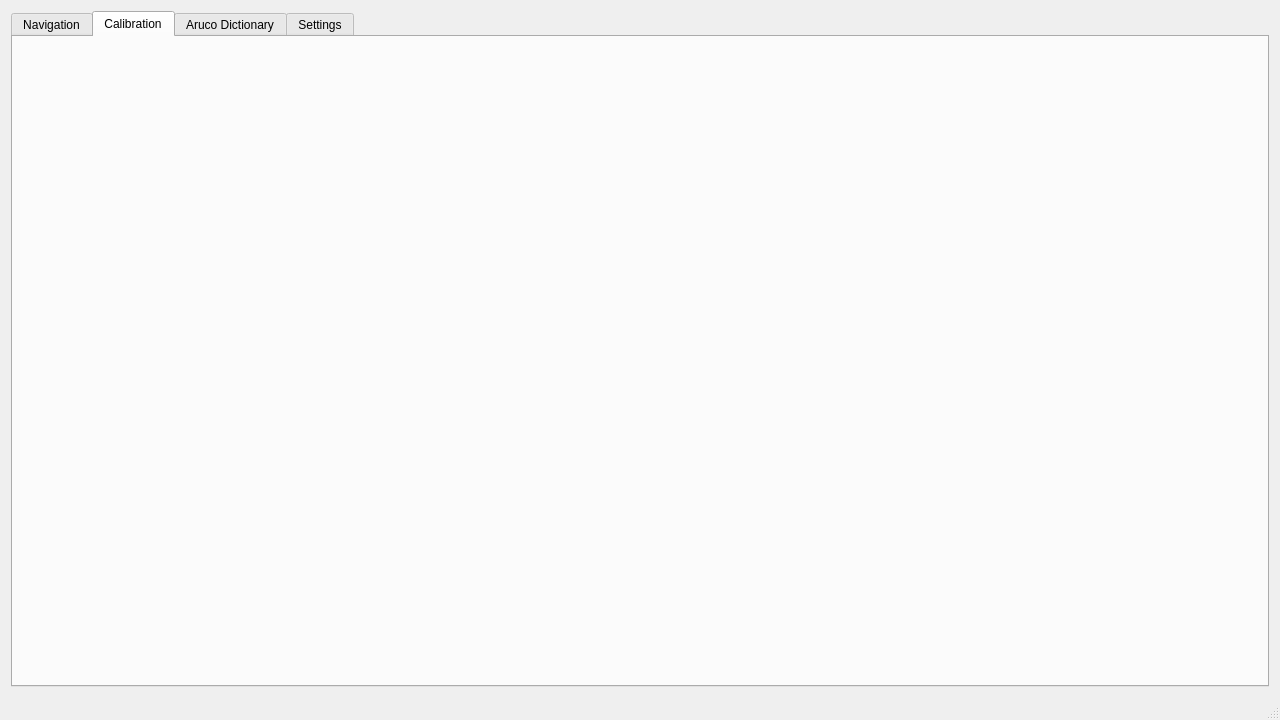
This is 04_All/RobotDetection Portiert/robotdetectionmainwindow.ui in BBRUSS/VPJW17G5 as Qt 5 draws it before an edit. The edited form follows.
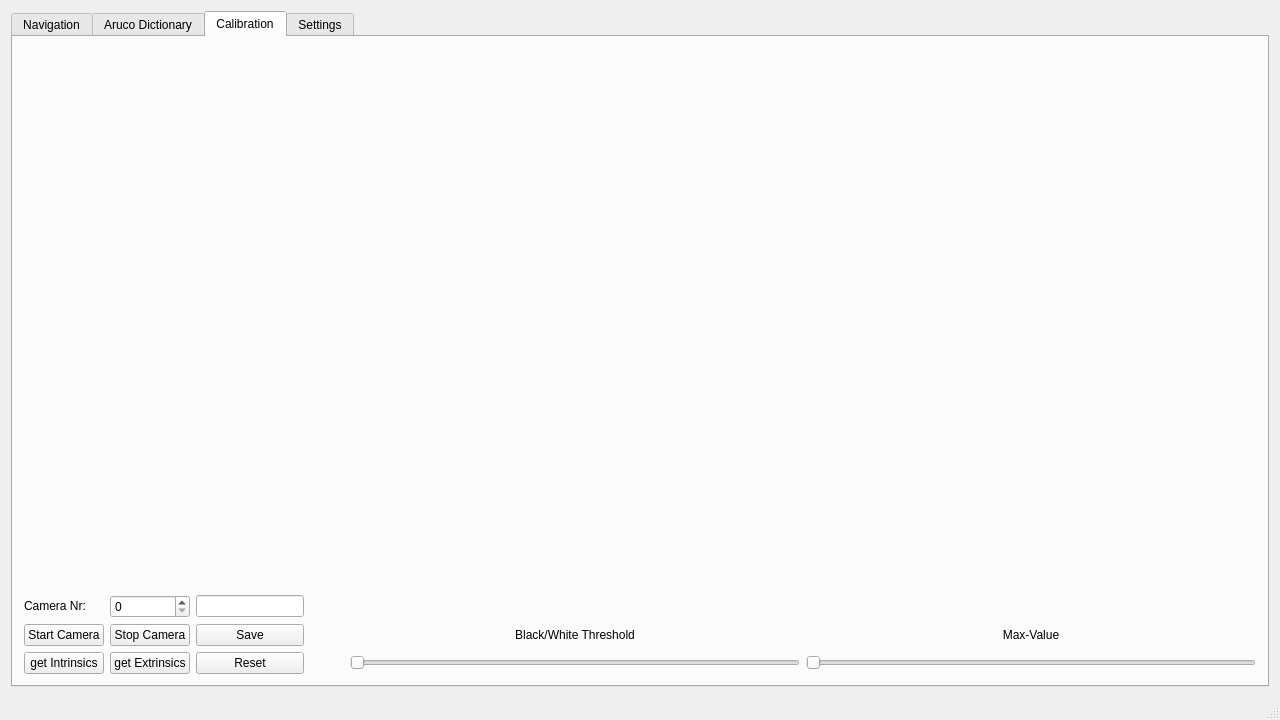
This is the edited form. The open tabs and pages were chosen to show the change. Icons and pictures are not drawn.

What changed in the file:
```diff
--- a/04_All/RobotDetection Portiert/robotdetectionmainwindow.ui
+++ b/04_All/RobotDetection Portiert/robotdetectionmainwindow.ui
@@ -43,7 +43,7 @@
        <string>&lt;html&gt;&lt;head/&gt;&lt;body&gt;&lt;p&gt;&lt;br/&gt;&lt;/p&gt;&lt;/body&gt;&lt;/html&gt;</string>
       </property>
       <property name="currentIndex">
-       <number>3</number>
+       <number>2</number>
       </property>
       <widget class="QWidget" name="tabMain_Navigation">
        <property name="sizePolicy">
@@ -1120,11 +1120,6 @@
         </item>
        </layout>
       </widget>
-      <widget class="QWidget" name="tabMain_Calibration">
-       <attribute name="title">
-        <string>Calibration</string>
-       </attribute>
-      </widget>
       <widget class="QWidget" name="tabMain_Aruco">
        <property name="sizePolicy">
         <sizepolicy hsizetype="Minimum" vsizetype="Minimum">
@@ -1270,6 +1265,248 @@
         </item>
        </layout>
       </widget>
+      <widget class="QWidget" name="tabMain_Calibration">
+       <attribute name="title">
+        <string>Calibration</string>
+       </attribute>
+       <layout class="QVBoxLayout" name="verticalLayout_23">
+        <item>
+         <layout class="QVBoxLayout" name="verticalLayout_22">
+          <item>
+           <layout class="QHBoxLayout" name="horizontalLayout_2">
+            <item>
+             <widget class="QLabel" name="labelImageContrast">
+              <property name="sizePolicy">
+               <sizepolicy hsizetype="Preferred" vsizetype="Expanding">
+                <horstretch>0</horstretch>
+                <verstretch>0</verstretch>
+               </sizepolicy>
+              </property>
+              <property name="text">
+               <string/>
+              </property>
+             </widget>
+            </item>
+            <item>
+             <widget class="QLabel" name="labelImageOrig">
+              <property name="sizePolicy">
+               <sizepolicy hsizetype="Preferred" vsizetype="Expanding">
+                <horstretch>0</horstretch>
+                <verstretch>0</verstretch>
+               </sizepolicy>
+              </property>
+              <property name="text">
+               <string/>
+              </property>
+             </widget>
+            </item>
+           </layout>
+          </item>
+          <item>
+           <layout class="QHBoxLayout" name="horizontalLayout_12">
+            <property name="spacing">
+             <number>30</number>
+            </property>
+            <item>
+             <layout class="QGridLayout" name="gridLayout">
+              <item row="3" column="5">
+               <widget class="QSlider" name="horizontalSliderMaxValue">
+                <property name="sizePolicy">
+                 <sizepolicy hsizetype="MinimumExpanding" vsizetype="Fixed">
+                  <horstretch>0</horstretch>
+                  <verstretch>0</verstretch>
+                 </sizepolicy>
+                </property>
+                <property name="orientation">
+                 <enum>Qt::Horizontal</enum>
+                </property>
+               </widget>
+              </item>
+              <item row="2" column="4">
+               <widget class="QLabel" name="labelBWThreshold">
+                <property name="sizePolicy">
+                 <sizepolicy hsizetype="Minimum" vsizetype="Maximum">
+                  <horstretch>0</horstretch>
+                  <verstretch>0</verstretch>
+                 </sizepolicy>
+                </property>
+                <property name="text">
+                 <string>Black/White Threshold</string>
+                </property>
+                <property name="alignment">
+                 <set>Qt::AlignCenter</set>
+                </property>
+               </widget>
+              </item>
+              <item row="1" column="2">
+               <widget class="QLineEdit" name="lineEditStatus">
+                <property name="sizePolicy">
+                 <sizepolicy hsizetype="Maximum" vsizetype="Maximum">
+                  <horstretch>0</horstretch>
+                  <verstretch>0</verstretch>
+                 </sizepolicy>
+                </property>
+                <property name="maximumSize">
+                 <size>
+                  <width>16777215</width>
+                  <height>16777215</height>
+                 </size>
+                </property>
+                <property name="baseSize">
+                 <size>
+                  <width>0</width>
+                  <height>0</height>
+                 </size>
+                </property>
+               </widget>
+              </item>
+              <item row="3" column="2">
+               <widget class="QPushButton" name="pushButtonResetThr">
+                <property name="sizePolicy">
+                 <sizepolicy hsizetype="Minimum" vsizetype="Maximum">
+                  <horstretch>0</horstretch>
+                  <verstretch>0</verstretch>
+                 </sizepolicy>
+                </property>
+                <property name="text">
+                 <string>Reset</string>
+                </property>
+               </widget>
+              </item>
+              <item row="3" column="4">
+               <widget class="QSlider" name="horizontalSliderThreshold">
+                <property name="sizePolicy">
+                 <sizepolicy hsizetype="MinimumExpanding" vsizetype="Fixed">
+                  <horstretch>0</horstretch>
+                  <verstretch>0</verstretch>
+                 </sizepolicy>
+                </property>
+                <property name="orientation">
+                 <enum>Qt::Horizontal</enum>
+                </property>
+               </widget>
+              </item>
+              <item row="2" column="0">
+               <widget class="QPushButton" name="pushButtonStartCam">
+                <property name="sizePolicy">
+                 <sizepolicy hsizetype="Maximum" vsizetype="Maximum">
+                  <horstretch>0</horstretch>
+                  <verstretch>0</verstretch>
+                 </sizepolicy>
+                </property>
+                <property name="text">
+                 <string>Start Camera</string>
+                </property>
+               </widget>
+              </item>
+              <item row="3" column="1">
+               <widget class="QPushButton" name="pushButtonGetExtrinsics">
+                <property name="sizePolicy">
+                 <sizepolicy hsizetype="Maximum" vsizetype="Maximum">
+                  <horstretch>0</horstretch>
+                  <verstretch>0</verstretch>
+                 </sizepolicy>
+                </property>
+                <property name="text">
+                 <string>get Extrinsics</string>
+                </property>
+               </widget>
+              </item>
+              <item row="1" column="0">
+               <widget class="QLabel" name="labelCamID">
+                <property name="sizePolicy">
+                 <sizepolicy hsizetype="Maximum" vsizetype="Maximum">
+                  <horstretch>0</horstretch>
+                  <verstretch>0</verstretch>
+                 </sizepolicy>
+                </property>
+                <property name="text">
+                 <string>Camera Nr:</string>
+                </property>
+               </widget>
+              </item>
+              <item row="2" column="5">
+               <widget class="QLabel" name="labelMaxValue">
+                <property name="sizePolicy">
+                 <sizepolicy hsizetype="Minimum" vsizetype="Maximum">
+                  <horstretch>0</horstretch>
+                  <verstretch>0</verstretch>
+                 </sizepolicy>
+                </property>
+                <property name="text">
+                 <string>Max-Value</string>
+                </property>
+                <property name="alignment">
+                 <set>Qt::AlignCenter</set>
+                </property>
+               </widget>
+              </item>
+              <item row="1" column="1">
+               <widget class="QSpinBox" name="spinBoxCameraNr"/>
+              </item>
+              <item row="2" column="1">
+               <widget class="QPushButton" name="pushButtonStopCam">
+                <property name="sizePolicy">
+                 <sizepolicy hsizetype="Maximum" vsizetype="Maximum">
+                  <horstretch>0</horstretch>
+                  <verstretch>0</verstretch>
+                 </sizepolicy>
+                </property>
+                <property name="text">
+                 <string>Stop Camera</string>
+                </property>
+               </widget>
+              </item>
+              <item row="2" column="2">
+               <widget class="QPushButton" name="pushButtonSaveContrast">
+                <property name="sizePolicy">
+                 <sizepolicy hsizetype="Minimum" vsizetype="Maximum">
+                  <horstretch>0</horstretch>
+                  <verstretch>0</verstretch>
+                 </sizepolicy>
+                </property>
+                <property name="text">
+                 <string>Save</string>
+                </property>
+               </widget>
+              </item>
+              <item row="3" column="0">
+               <widget class="QPushButton" name="pushButtonGetIntrinsics">
+                <property name="sizePolicy">
+                 <sizepolicy hsizetype="Maximum" vsizetype="Maximum">
+                  <horstretch>0</horstretch>
+                  <verstretch>0</verstretch>
+                 </sizepolicy>
+                </property>
+                <property name="text">
+                 <string>get Intrinsics</string>
+                </property>
+               </widget>
+              </item>
+              <item row="1" column="3">
+               <spacer name="horizontalSpacer_3">
+                <property name="orientation">
+                 <enum>Qt::Horizontal</enum>
+                </property>
+                <property name="sizeType">
+                 <enum>QSizePolicy::Minimum</enum>
+                </property>
+                <property name="sizeHint" stdset="0">
+                 <size>
+                  <width>40</width>
+                  <height>20</height>
+                 </size>
+                </property>
+               </spacer>
+              </item>
+             </layout>
+            </item>
+           </layout>
+          </item>
+         </layout>
+        </item>
+       </layout>
+      </widget>
       <widget class="QWidget" name="tabSettings">
        <attribute name="title">
         <string>Settings</string>
@@ -1462,7 +1699,7 @@
                <property name="geometry">
                 <rect>
                  <x>0</x>
-                 <y>-308</y>
+                 <y>0</y>
                  <width>381</width>
                  <height>907</height>
                 </rect>
```
